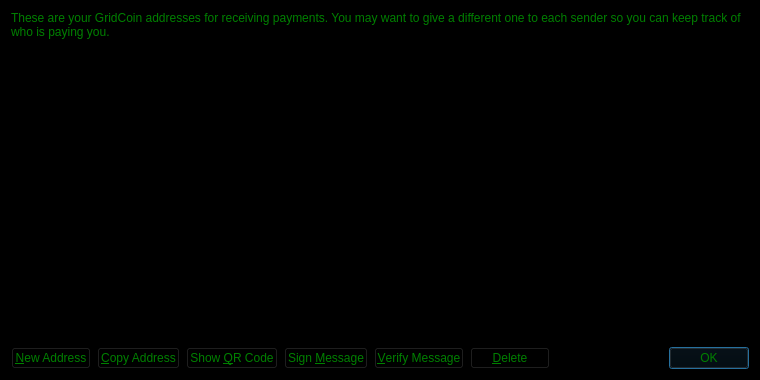
This is src/qt/forms/_gcBackup/addressbookpage.ui in gridcoin-community/Gridcoin-Research as Qt 5 draws it before an edit. The edited form follows.
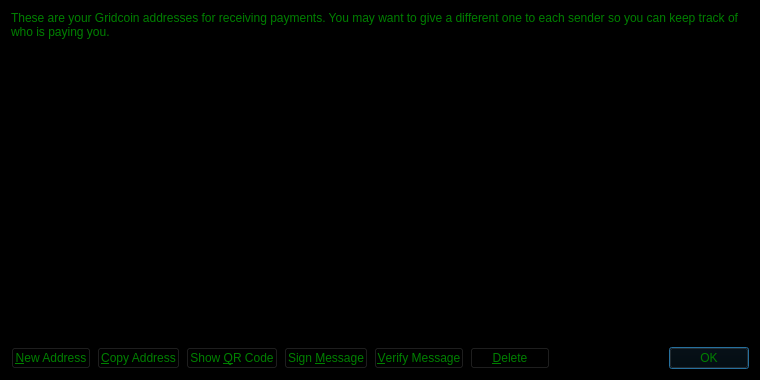
This is the edited form. Icons and pictures are not drawn.

The edit to the form file:
```diff
--- a/src/qt/forms/_gcBackup/addressbookpage.ui
+++ b/src/qt/forms/_gcBackup/addressbookpage.ui
@@ -20,7 +20,7 @@
    <item>
     <widget class="QLabel" name="labelExplanation">
      <property name="text">
-      <string>These are your GridCoin addresses for receiving payments. You may want to give a different one to each sender so you can keep track of who is paying you.</string>
+      <string>These are your Gridcoin addresses for receiving payments. You may want to give a different one to each sender so you can keep track of who is paying you.</string>
      </property>
      <property name="textFormat">
       <enum>Qt::PlainText</enum>
```
Left out of the diff: 4 changed lines with no effect on the pictures.
